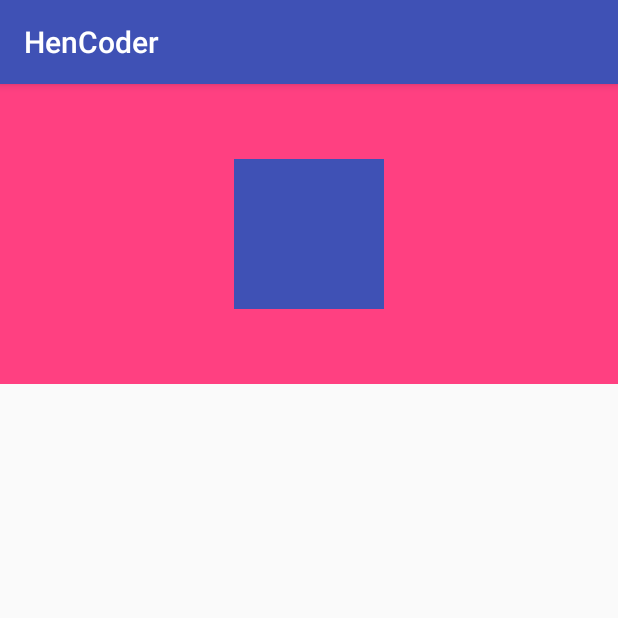
After one commit to SiberiaDante/BaseAndroidStudy, an Android app: the EventDispatchActivity screen opened directly, with no data from a screen before it, on a phone screen of 412 x 824 dp, the top half of it. The commit adds this screen. Run offline under Robolectric (Android 15) with nearby library versions, the phone set to English and light mode, and no system bars.

Commit message:
Event Dispatch

```diff
--- a/customview/src/main/java/com/dante/customview/HomeActivity.java
+++ b/customview/src/main/java/com/dante/customview/HomeActivity.java
@@ -5,6 +5,7 @@ import android.os.Bundle;
 import android.support.v7.app.AppCompatActivity;
 import android.view.View;
 
+import com.dante.customview.drawtest.eventdispatch.EventDispatchActivity;
 import com.dante.customview.hencoder.HenCoderActivity;
 import com.dante.customview.hencoder.layout1.LayoutSquarImageViewActivity;
 import com.dante.customview.radarview.RadarViewActivity;
@@ -23,6 +24,7 @@ public class HomeActivity extends AppCompatActivity implements View.OnClickListe
         findViewById(R.id.btn_fold_text).setOnClickListener(this);
         findViewById(R.id.btn_wheel_view).setOnClickListener(this);
         findViewById(R.id.btn_layout1).setOnClickListener(this);
+        findViewById(R.id.btnEventDispatch).setOnClickListener(this);
     }
 
     @Override
@@ -43,6 +45,9 @@ public class HomeActivity extends AppCompatActivity implements View.OnClickListe
             case R.id.btn_layout1:
                 startActivity(new Intent(this, LayoutSquarImageViewActivity.class));
                 break;
+            case R.id.btnEventDispatch:
+                startActivity(new Intent(this, EventDispatchActivity.class));
+                break;
         }
 
     }
--- /dev/null
+++ b/customview/src/main/java/com/dante/customview/drawtest/eventdispatch/EventDispatchActivity.java
@@ -0,0 +1,47 @@
+package com.dante.customview.drawtest.eventdispatch;
+
+import android.support.v7.app.AppCompatActivity;
+import android.os.Bundle;
+import android.util.Log;
+import android.view.MotionEvent;
+import android.view.View;
+
+import com.dante.customview.R;
+
+public class EventDispatchActivity extends AppCompatActivity {
+    public static final String TAG = EventDispatchActivity.class.getSimpleName();
+
+    @Override
+    protected void onCreate(Bundle savedInstanceState) {
+        super.onCreate(savedInstanceState);
+        setContentView(R.layout.activity_event_dispatch);
+
+        findViewById(R.id.tvView).setOnClickListener(new View.OnClickListener() {
+            @Override
+            public void onClick(View v) {
+                Log.e(TAG, "onClick: ---tvView---");
+            }
+        });
+        findViewById(R.id.viewGroup).setOnClickListener(new View.OnClickListener() {
+            @Override
+            public void onClick(View v) {
+                Log.e(TAG, "onClick: ---viewGroup---");
+            }
+        });
+    }
+
+    @Override
+    public boolean dispatchTouchEvent(MotionEvent ev) {
+        Log.e(TAG, "dispatchTouchEvent: ");
+        return super.dispatchTouchEvent(ev);
+        //return true/false，不分发所有事件，即整个Activity无法响应点击事件
+//        return true;
+//        return false;
+    }
+
+    @Override
+    public boolean onTouchEvent(MotionEvent event) {
+        Log.e(TAG, "onTouchEvent: ");
+        return super.onTouchEvent(event);
+    }
+}
--- /dev/null
+++ b/customview/src/main/java/com/dante/customview/drawtest/eventdispatch/EventView.java
@@ -0,0 +1,39 @@
+package com.dante.customview.drawtest.eventdispatch;
+
+import android.content.Context;
+import android.support.annotation.Nullable;
+import android.support.v7.widget.AppCompatTextView;
+import android.util.AttributeSet;
+import android.util.Log;
+import android.view.MotionEvent;
+import android.widget.LinearLayout;
+import android.widget.TextView;
+
+public class EventView extends AppCompatTextView {
+    public static final String TAG = EventView.class.getSimpleName();
+
+    public EventView(Context context) {
+        super(context);
+    }
+
+    public EventView(Context context, @Nullable AttributeSet attrs) {
+        super(context, attrs);
+    }
+
+    public EventView(Context context, @Nullable AttributeSet attrs, int defStyleAttr) {
+        super(context, attrs, defStyleAttr);
+    }
+
+    @Override
+    public boolean dispatchTouchEvent(MotionEvent ev) {
+        Log.e(TAG, "dispatchTouchEvent: ");
+//        return super.dispatchTouchEvent(ev);
+        return false;//不对View分发，ViewGroup执行onTouchEvent事件
+    }
+
+    @Override
+    public boolean onTouchEvent(MotionEvent event) {
+        Log.e(TAG, "onTouchEvent: ");
+        return super.onTouchEvent(event);
+    }
+}
--- /dev/null
+++ b/customview/src/main/res/layout/activity_event_dispatch.xml
@@ -0,0 +1,23 @@
+<?xml version="1.0" encoding="utf-8"?>
+<LinearLayout xmlns:android="http://schemas.android.com/apk/res/android"
+    xmlns:app="http://schemas.android.com/apk/res-auto"
+    xmlns:tools="http://schemas.android.com/tools"
+    android:layout_width="match_parent"
+    android:layout_height="match_parent"
+    tools:context=".drawtest.eventdispatch.EventDispatchActivity">
+
+    <com.dante.customview.drawtest.eventdispatch.EventViewGroup
+        android:id="@+id/viewGroup"
+        android:layout_width="match_parent"
+        android:layout_height="200dp"
+        android:background="@color/colorAccent"
+        android:gravity="center">
+
+        <com.dante.customview.drawtest.eventdispatch.EventView
+            android:id="@+id/tvView"
+            android:layout_width="100dp"
+            android:layout_height="100dp"
+            android:background="@color/colorPrimary" />
+    </com.dante.customview.drawtest.eventdispatch.EventViewGroup>
+
+</LinearLayout>
```
Also changed, not shown: customview/src/main/AndroidManifest.xml (+15 -13 lines), customview/src/main/java/com/dante/customview/drawtest/eventdispatch/EventViewGroup.java (added, +49 -0 lines), customview/src/main/res/layout/activity_home.xml (+8 -2 lines).
